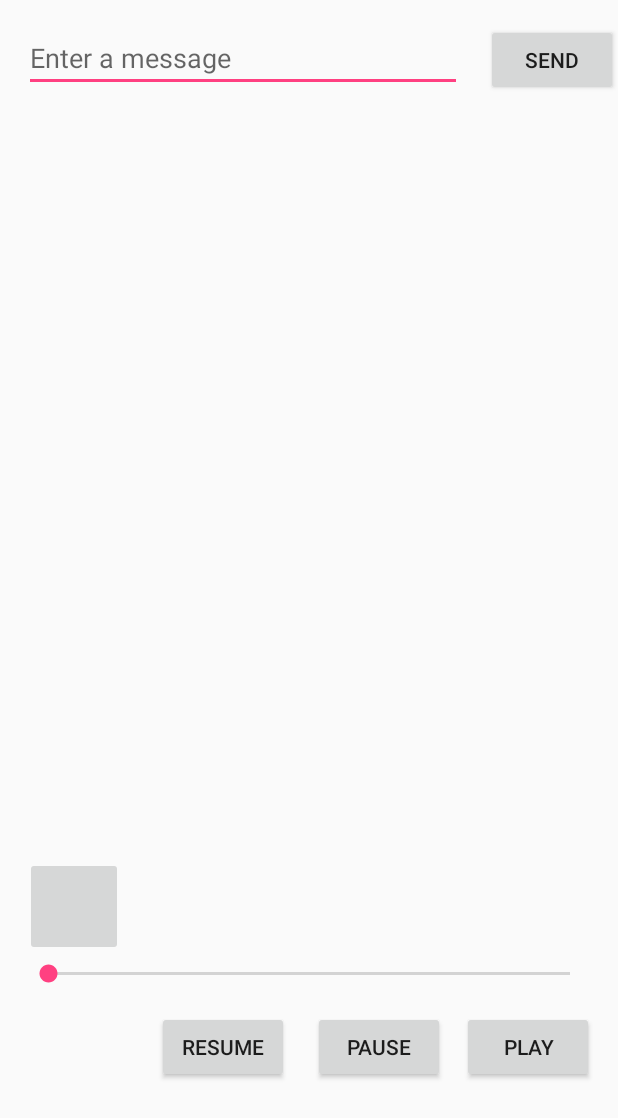
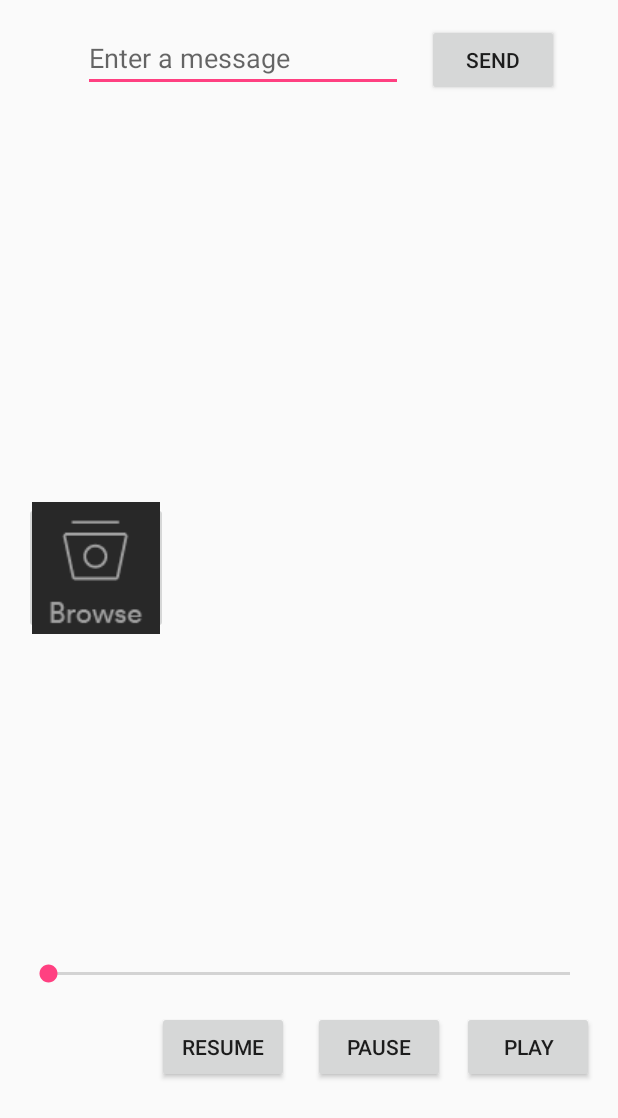
Before and after one commit to Magnealver/Spotify5, an Android app: the screen it shows after launch (MainActivity), on a phone screen of 412 x 824 dp. Shown: the top 1118 px of the screen. Run offline under Robolectric (Android 15) with nearby library versions, the phone set to English and light mode, and no system bars; libraries missing offline, so code that uses them is left out: com.spotify.sdk.

Commit message:
fixade browse-knappen (temporär bild)

```diff
--- a/app/src/main/java/leguin/spotify/MainActivity.java
+++ b/app/src/main/java/leguin/spotify/MainActivity.java
@@ -8,6 +8,7 @@ import android.os.Bundle;
 import android.util.Log;
 import android.view.View;
 import android.widget.EditText;
+import android.widget.ImageButton;
 
 import com.spotify.sdk.android.authentication.AuthenticationClient;
 import com.spotify.sdk.android.authentication.AuthenticationRequest;
@@ -36,18 +37,22 @@ public class MainActivity extends Activity implements
 
     private Player mPlayer;
 
+    ImageButton browseButton;
+
     @Override
     protected void onCreate(Bundle savedInstanceState) {
         super.onCreate(savedInstanceState);
         setContentView(R.layout.activity_main);
 
-        AuthenticationRequest.Builder builder = new AuthenticationRequest.Builder(CLIENT_ID,
+        browseButton = (ImageButton) findViewById(R.id.imageButtonBrowse);
+
+        /*  AuthenticationRequest.Builder builder = new AuthenticationRequest.Builder(CLIENT_ID,
                 AuthenticationResponse.Type.TOKEN,
                 REDIRECT_URI);
         builder.setScopes(new String[]{"user-read-private", "streaming"});
         AuthenticationRequest request = builder.build();
 
-        AuthenticationClient.openLoginActivity(this, REQUEST_CODE, request);
+        AuthenticationClient.openLoginActivity(this, REQUEST_CODE, request);*/
     }
 
     @Override
--- a/app/src/main/res/layout/activity_main.xml
+++ b/app/src/main/res/layout/activity_main.xml
@@ -11,7 +11,7 @@
 
     <EditText
         android:id="@+id/editText"
-        android:layout_width="0dp"
+        android:layout_width="wrap_content"
         android:layout_height="wrap_content"
         android:ems="10"
         android:hint="@string/edit_message"
@@ -87,21 +87,21 @@
         android:layout_marginEnd="16dp" />
 
     <ImageButton
-        android:id="@+id/imageButton"
+        android:id="@+id/imageButtonBrowse"
+        android:layout_width="96dp"
+        android:layout_height="88dp"
+        android:layout_marginBottom="8dp"
+        android:layout_marginLeft="8dp"
+        android:layout_marginRight="8dp"
+        android:layout_marginTop="8dp"
         android:contentDescription="@string/button_browse"
-        android:layout_width="65dp"
-        android:layout_height="66dp"
         android:onClick="openBrowse"
-        app:srcCompat="@drawable/Knapp_15"
+        app:layout_constraintBottom_toBottomOf="parent"
+        app:layout_constraintHorizontal_bias="0.026"
+        app:layout_constraintLeft_toLeftOf="parent"
+        app:layout_constraintRight_toRightOf="parent"
         app:layout_constraintTop_toTopOf="parent"
-        android:layout_marginTop="8dp"
-        app:layout_constraintBottom_toBottomOf="parent"
-        android:layout_marginBottom="8dp"
-        app:layout_constraintVertical_bias="0.759"
-        android:layout_marginRight="8dp"
-        app:layout_constraintRight_toRightOf="parent"
-        android:layout_marginLeft="8dp"
-        app:layout_constraintLeft_toLeftOf="parent"
-        app:layout_constraintHorizontal_bias="0.026" />
+        app:layout_constraintVertical_bias="0.454"
+        android:src="@drawable/browse" />
 
 </android.support.constraint.ConstraintLayout>
```
Also changed, not shown: app/src/main/res/drawable/browse.png (added).
